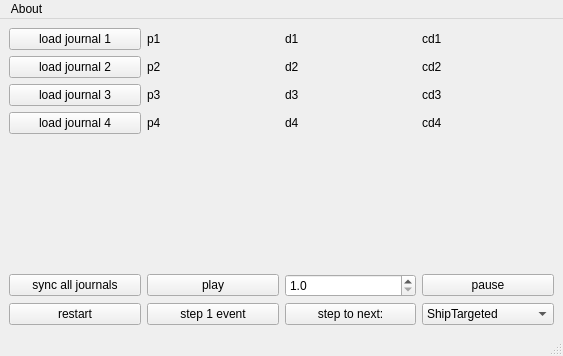
This is mainwindow.ui in sociopath42/edfc_journal as Qt 5 draws it before an edit. The edited form follows.
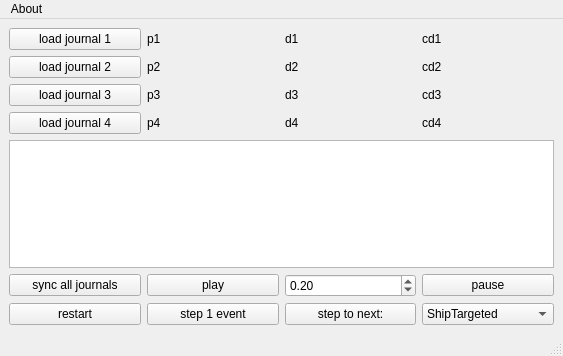
This is the edited form.

Patch:
```diff
--- a/mainwindow.ui
+++ b/mainwindow.ui
@@ -132,17 +132,7 @@
      </layout>
     </item>
     <item>
-     <spacer name="verticalSpacer">
-      <property name="orientation">
-       <enum>Qt::Vertical</enum>
-      </property>
-      <property name="sizeHint" stdset="0">
-       <size>
-        <width>20</width>
-        <height>121</height>
-       </size>
-      </property>
-     </spacer>
+     <widget class="QTextEdit" name="log"/>
     </item>
     <item>
      <layout class="QGridLayout" name="gridLayout_2">
@@ -163,10 +153,16 @@
       <item row="0" column="2">
        <widget class="QDoubleSpinBox" name="playInterval_dspin">
         <property name="decimals">
-         <number>1</number>
+         <number>2</number>
         </property>
         <property name="minimum">
-         <double>1.000000000000000</double>
+         <double>0.010000000000000</double>
+        </property>
+        <property name="singleStep">
+         <double>0.100000000000000</double>
+        </property>
+        <property name="value">
+         <double>0.200000000000000</double>
         </property>
        </widget>
       </item>
```
Left out of the diff: 2 changed lines with no effect on the pictures.
